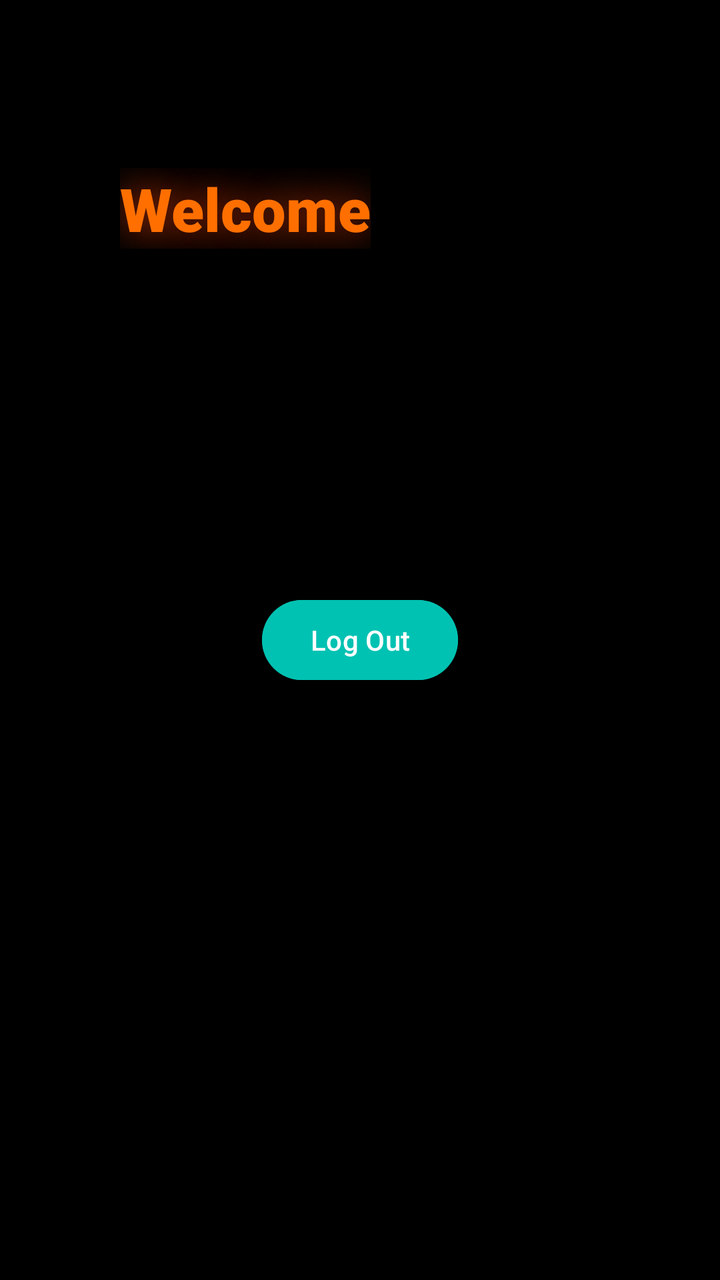
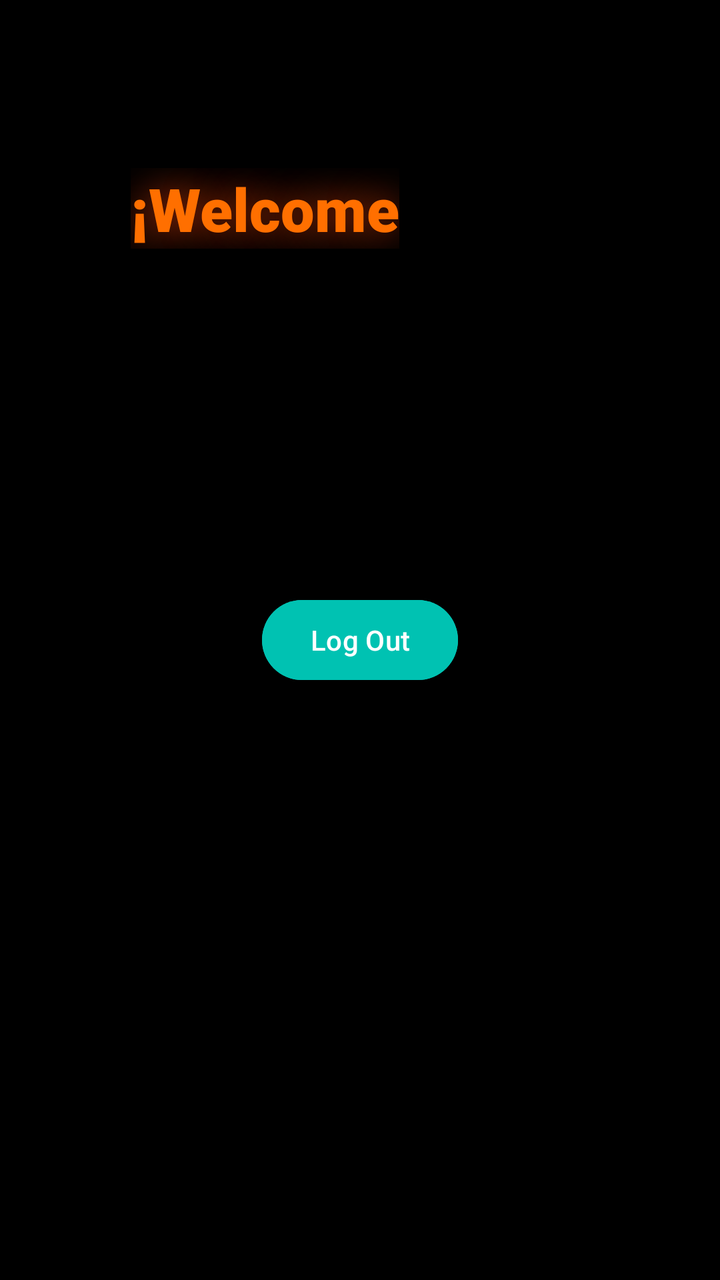

An Android layout rendered at two revisions. The XML below is the earlier revision; the diff shows what the commit changed to produce the second picture.
<!-- AndroidManifest.xml: application theme Theme.FitJourney -->
<!-- res/layout/fragment_home.xml -->
<?xml version="1.0" encoding="utf-8"?>
<androidx.constraintlayout.widget.ConstraintLayout xmlns:android="http://schemas.android.com/apk/res/android"
    xmlns:app="http://schemas.android.com/apk/res-auto"
    xmlns:tools="http://schemas.android.com/tools"
    android:id="@+id/homeLayout"
    android:layout_width="match_parent"
    android:background="#000000"
    android:layout_height="match_parent"
    tools:context=".ui.home.HomeFragment" >

    <TextView
        android:id="@+id/tvWelcome"
        android:layout_width="wrap_content"
        android:layout_height="wrap_content"
        android:layout_marginTop="84dp"
        android:fontFamily="sans-serif-black"
        android:shadowColor="#BF360C"
        android:shadowRadius="50"
        android:text="@string/welcome"
        android:textColor="#FF6F00"
        android:textSize="30sp"
        app:layout_constraintEnd_toEndOf="parent"
        app:layout_constraintHorizontal_bias="0.255"
        app:layout_constraintStart_toStartOf="parent"
        app:layout_constraintTop_toTopOf="parent" />

    <TextView
        android:id="@+id/tvName"
        android:layout_width="wrap_content"
        android:layout_height="wrap_content"
        android:layout_marginTop="84dp"
        android:fontFamily="sans-serif-black"
        android:shadowColor="#00796B"
        android:shadowRadius="50"
        android:text=""
        android:textColor="#00C2B2"
        android:textSize="30sp"
        app:layout_constraintEnd_toEndOf="parent"
        app:layout_constraintHorizontal_bias="0.257"
        app:layout_constraintStart_toEndOf="@+id/tvWelcome"
        app:layout_constraintTop_toTopOf="parent" />

    <ProgressBar
        android:id="@+id/progressBarHome"
        android:layout_width="60dp"
        android:layout_height="60dp"
        android:visibility="gone"
        app:layout_constraintTop_toTopOf="parent"
        app:layout_constraintBottom_toBottomOf="parent"
        app:layout_constraintStart_toStartOf="parent"
        app:layout_constraintEnd_toEndOf="parent"/>

    <Button
        android:id="@+id/btnLogout"
        android:layout_width="wrap_content"
        android:layout_height="wrap_content"
        android:backgroundTint="#00C2B2"
        android:text="@string/log_out"
        app:layout_constraintBottom_toBottomOf="parent"
        app:layout_constraintEnd_toEndOf="parent"
        app:layout_constraintStart_toStartOf="parent"
        app:layout_constraintTop_toTopOf="parent" />
</androidx.constraintlayout.widget.ConstraintLayout>
<!-- resources referenced by this layout -->
<resources>
  <string name="log_out">Log Out</string>
  <string name="welcome">Welcome</string>
  <style name="Theme.FitJourney" parent="Base.Theme.FitJourney" />
  <style name="Base.Theme.FitJourney" parent="Theme.Material3.DayNight.NoActionBar">
  
      </style>
</resources>

<!-- the commit's change to res/layout/fragment_home.xml (unified diff, before → after) -->
@@ -20,7 +20,7 @@
         android:textColor="#FF6F00"
         android:textSize="30sp"
         app:layout_constraintEnd_toEndOf="parent"
-        app:layout_constraintHorizontal_bias="0.255"
+        app:layout_constraintHorizontal_bias="0.29"
         app:layout_constraintStart_toStartOf="parent"
         app:layout_constraintTop_toTopOf="parent" />
 
<!-- resource entries referenced after the edit -->
@@ -1,7 +1,7 @@
 <!-- resources referenced by this layout -->
 <resources>
   <string name="log_out">Log Out</string>
-  <string name="welcome">Welcome</string>
+  <string name="welcome">¡Welcome</string>
   <style name="Theme.FitJourney" parent="Base.Theme.FitJourney" />
   <style name="Base.Theme.FitJourney" parent="Theme.Material3.DayNight.NoActionBar">
   
